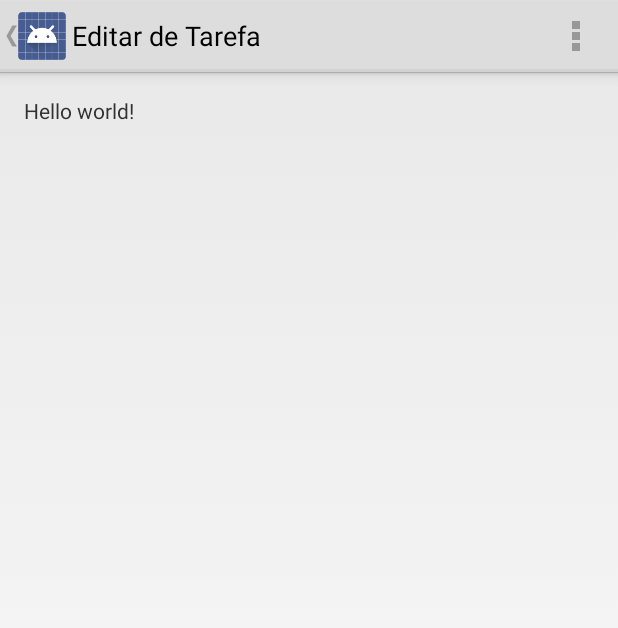
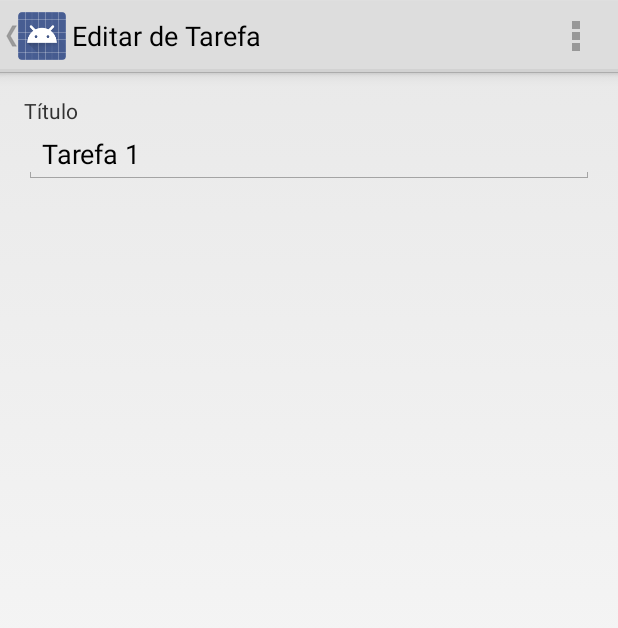
Before and after one commit to ricardo0100/JobsList-Android, an Android app: the screen it shows after launch (EdicaoTarefaActivity), after a tap on an icon or button, on a phone screen of 412 x 824 dp. Shown: the top 628 px of the screen. Run offline under Robolectric (Android 15) with nearby library versions, the phone set to English and light mode, and no system bars; 2 statements that could not run were skipped.

Commit message:
Configurando controles de edicao de tarefa

```diff
--- a/JobsList/app/src/main/java/br/com/otes06/jobslist/EdicaoTarefaActivity.java
+++ b/JobsList/app/src/main/java/br/com/otes06/jobslist/EdicaoTarefaActivity.java
@@ -5,8 +5,11 @@ import android.app.Activity;
 import android.content.Intent;
 import android.os.Bundle;
 import android.support.annotation.Nullable;
+import android.text.Editable;
+import android.text.TextWatcher;
 import android.view.Menu;
 import android.view.MenuItem;
+import android.widget.EditText;
 
 import br.com.otes06.jobslist.GatewayDouble.ListagemDeGruposGatewayDouble;
 import br.com.otes06.jobslist.GatewayDouble.ListagemDeTarefasGatewayDouble;
@@ -21,11 +24,30 @@ public class EdicaoTarefaActivity extends Activity {
     private TarefaStruct tarefa = null;
     private IListagemDeTarefasGateway tarefaGateway;
 
+    private EditText tituloEditText;
+
     @Override
     protected void onCreate(Bundle savedInstanceState) {
         super.onCreate(savedInstanceState);
         setContentView(R.layout.activity_edicao_tarefa);
 
+        ActionBar actionBar = getActionBar();
+        if (actionBar != null) {
+            actionBar.setDisplayHomeAsUpEnabled(true);
+        }
+
+        configurarStruct();
+        configurarControles();
+
+    }
+
+    private void configurarControles() {
+        this.tituloEditText = (EditText) findViewById(R.id.tituloEditText);
+        String titulo = this.tarefa.getTitulo();
+        this.tituloEditText.setText(titulo);
+    }
+
+    private void configurarStruct() {
         this.tarefaGateway = new ListagemDeTarefasGatewayDouble(); //TODO
 
         Intent intent = getIntent();
@@ -37,9 +59,6 @@ public class EdicaoTarefaActivity extends Activity {
         } else {
             this.tarefa = this.tarefaGateway.buscarPoId(tarefaID);
         }
-
-        ActionBar actionBar = getActionBar();
-        actionBar.setDisplayHomeAsUpEnabled(true);
     }
 
     private boolean isNovaTarefa() {
@@ -75,4 +94,5 @@ public class EdicaoTarefaActivity extends Activity {
         intent.putExtra("highlightID", this.tarefaID);
         return intent;
     }
+
 }
--- a/JobsList/app/src/main/java/br/com/otes06/jobslist/GatewayDouble/ListagemDeTarefasGatewayDouble.java
+++ b/JobsList/app/src/main/java/br/com/otes06/jobslist/GatewayDouble/ListagemDeTarefasGatewayDouble.java
@@ -28,7 +28,7 @@ public class ListagemDeTarefasGatewayDouble implements IListagemDeTarefasGateway
     public TarefaStruct buscarPoId(int id) {
         TarefaStruct tarefa = new TarefaStruct();
         tarefa.setId(id);
-        tarefa.setTitulo("Tarefa ID:" + id);
+        tarefa.setTitulo("Tarefa " + id);
         tarefa.setVencimento(new Date());
 
         return tarefa;
--- a/JobsList/app/src/main/res/layout/activity_edicao_tarefa.xml
+++ b/JobsList/app/src/main/res/layout/activity_edicao_tarefa.xml
@@ -6,7 +6,24 @@
     android:paddingBottom="@dimen/activity_vertical_margin"
     tools:context="br.com.otes06.jobslist.EdicaoTarefaActivity">
 
-    <TextView android:text="@string/hello_world" android:layout_width="wrap_content"
-        android:layout_height="wrap_content" />
+    <TextView
+        android:layout_width="wrap_content"
+        android:layout_height="wrap_content"
+        android:textAppearance="?android:attr/textAppearanceSmall"
+        android:text="Título"
+        android:id="@+id/titutoTextView"
+        android:layout_alignParentTop="true"
+        android:layout_alignParentLeft="true"
+        android:layout_alignParentStart="true" />
 
+    <EditText
+        android:layout_width="wrap_content"
+        android:layout_height="wrap_content"
+        android:id="@+id/tituloEditText"
+        android:layout_below="@+id/titutoTextView"
+        android:inputType="textAutoComplete"
+        android:layout_alignParentLeft="true"
+        android:layout_alignParentStart="true"
+        android:layout_alignParentRight="true"
+        android:layout_alignParentEnd="true" />
 </RelativeLayout>
```
